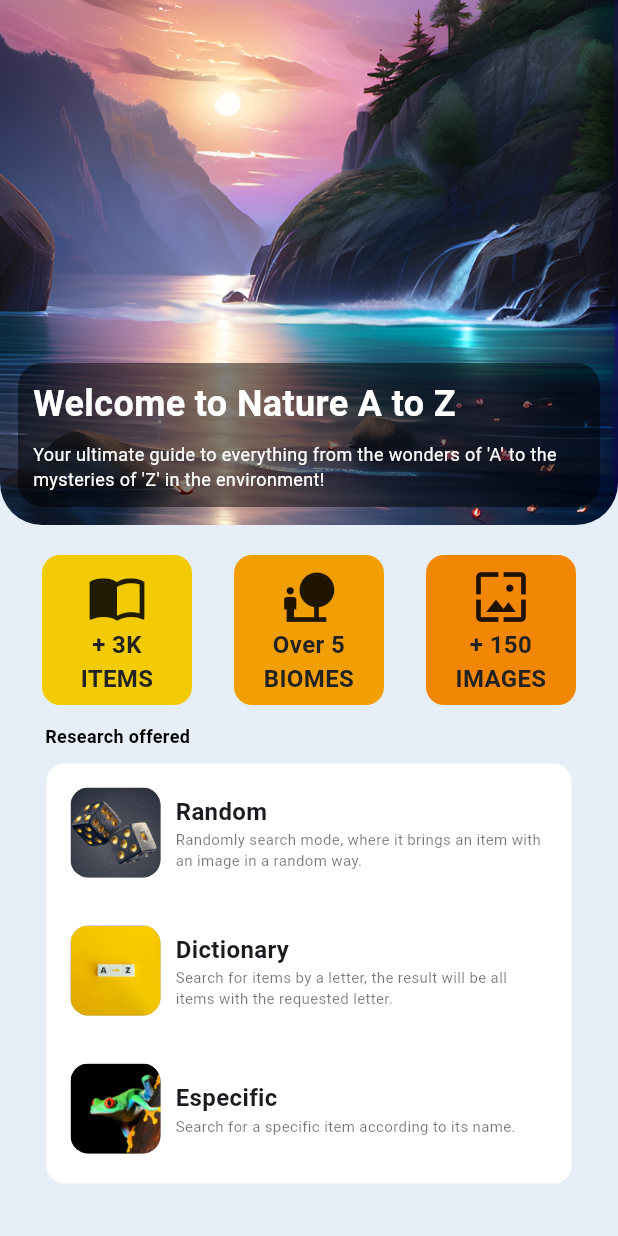
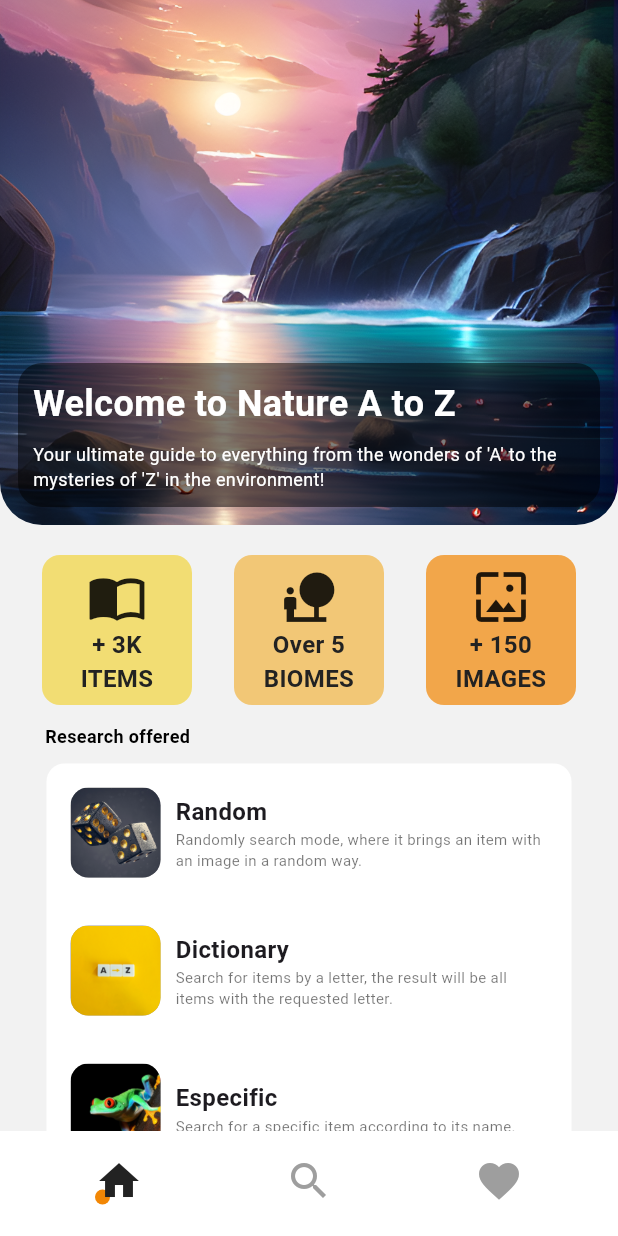
Before and after one commit to gusperandio/nature_flutter, a Flutter app: the screen it shows after launch, after a tap on "Start", on a phone screen of 412 x 824 dp. Run offline on Flutter 3.47's test engine with Material 3 defaults, Android fonts, the phone set to English and light mode, and no system bars; our stand-ins replace flutter_svg.

Commit message:
Bottom bar

```diff
--- a/lib/pages/home_screen.dart
+++ b/lib/pages/home_screen.dart
@@ -6,8 +6,6 @@ import 'dart:math';
 
 class HomeScreen extends StatelessWidget {
   const HomeScreen({super.key});
-
-  void stringsTrative() {}
 
   @override
   Widget build(BuildContext context) {
@@ -32,8 +30,8 @@ class HomeScreen extends StatelessWidget {
 
     return Scaffold(
         body: Container(
-      color: const Color(0xFFE6EFF8),
-      child: Column(
+      color: const Color(0xFFF2F2F2),
+      child:  Column(
         children: [
           Stack(
             children: [
@@ -97,7 +95,7 @@ class HomeScreen extends StatelessWidget {
                   width: 100,
                   height: 100,
                   decoration: BoxDecoration(
-                      color: const Color(0xFFF2CB05),
+                      color: const Color.fromARGB(137, 242, 203, 5),
                       borderRadius: BorderRadius.circular(12)),
                   child: Column(
                     children: [
@@ -120,7 +118,7 @@ class HomeScreen extends StatelessWidget {
                   width: 100,
                   height: 100,
                   decoration: BoxDecoration(
-                      color: const Color(0xFFF29F05),
+                      color: Color.fromARGB(133, 242, 159, 5),
                       borderRadius: BorderRadius.circular(12)),
                   child: Column(
                     children: [
@@ -143,7 +141,7 @@ class HomeScreen extends StatelessWidget {
                   width: 100,
                   height: 100,
                   decoration: BoxDecoration(
-                      color: const Color(0xFFF28705),
+                      color: Color.fromARGB(181, 242, 135, 5),
                       borderRadius: BorderRadius.circular(12)),
                   child: Column(
                     children: [
@@ -166,7 +164,7 @@ class HomeScreen extends StatelessWidget {
             ),
           ),
           Padding(
-            padding: EdgeInsets.fromLTRB(30.0, 12.0, 12.0, 10.0),
+            padding: const EdgeInsets.fromLTRB(30.0, 12.0, 12.0, 10.0),
             child: Align(
               alignment: Alignment.centerLeft,
               child: Text(
--- /dev/null
+++ b/lib/pages/like_screen.dart
@@ -0,0 +1,12 @@
+import 'package:flutter/material.dart';
+
+class LikeScreen extends StatelessWidget {
+  @override
+  Widget build(BuildContext context) {
+    return Scaffold(
+      body: Container(
+        color: const Color(0xFFF2F2F2),
+      ),
+    );
+  }
+}
--- /dev/null
+++ b/lib/pages/main_screen.dart
@@ -0,0 +1,111 @@
+import 'package:flutter/material.dart';
+import 'package:natureatoz/pages/home_screen.dart';
+import 'package:natureatoz/pages/search_screen.dart';
+import 'package:natureatoz/pages/like_screen.dart';
+
+class MainScreen extends StatefulWidget {
+  @override
+  _MainScreenState createState() => _MainScreenState();
+}
+
+class Page1 extends StatelessWidget {
+  const Page1({super.key});
+
+  @override
+  Widget build(BuildContext context) {
+    return const HomeScreen();
+  }
+}
+
+class Page2 extends StatelessWidget {
+  const Page2({super.key});
+
+  @override
+  Widget build(BuildContext context) {
+    return SearchScreen();
+  }
+}
+
+class Page3 extends StatelessWidget {
+  const Page3({super.key});
+
+  @override
+  Widget build(BuildContext context) {
+    return LikeScreen();
+  }
+}
+
+class _MainScreenState extends State<MainScreen> {
+  int _selectedIndex = 0;
+
+  static final List<Widget> _widgetOptions = <Widget>[
+    Page1(),
+    Page2(),
+    Page3(),
+  ];
+
+  void _onItemTapped(int index) {
+    setState(() {
+      _selectedIndex = index;
+    });
+  }
+
+  Widget _buildBarItem(IconData icon, int index) {
+    return GestureDetector(
+      onTap: () {
+        _onItemTapped(index);
+      },
+      child: Column(
+        mainAxisAlignment: MainAxisAlignment.center,
+        children: [
+          Stack(
+            children: [
+              if (_selectedIndex == index)
+                Positioned(
+                  bottom: 0,
+                  left: 0,
+                  child: Container(
+                    width: 10,
+                    height: 10,
+                    decoration: const BoxDecoration(
+                      shape: BoxShape.circle,
+                      color: Color(0xFFf28705),
+                    ),
+                  ),
+                ),
+              Icon(
+                size: 32,
+                icon,
+                color: _selectedIndex == index
+                    ? const Color(0xFF222222)
+                    : Colors.grey,
+              ),
+            ],
+          ),
+          const SizedBox(height: 4),
+        ],
+      ),
+    );
+  }
+
+  @override
+  Widget build(BuildContext context) {
+    return Scaffold(
+      body:
+      _widgetOptions.elementAt(_selectedIndex),
+      bottomNavigationBar: SizedBox(
+        height: 70,
+        child: BottomAppBar(
+        color: Colors.white,
+        child: Row(
+          mainAxisAlignment: MainAxisAlignment.spaceAround,
+          children: <Widget>[
+            _buildBarItem(Icons.home, 0),
+            _buildBarItem(Icons.search, 1),
+            _buildBarItem(Icons.favorite, 2),
+          ],
+        ),
+      )),
+    );
+  }
+}
--- /dev/null
+++ b/lib/pages/search_screen.dart
@@ -0,0 +1,12 @@
+import 'package:flutter/material.dart';
+
+class SearchScreen extends StatelessWidget {
+  @override
+  Widget build(BuildContext context) {
+    return Scaffold(
+      body: Container(
+        color: const Color(0xFFF2F2F2),
+      ),
+    );
+  }
+}
--- a/lib/pages/splash_screen.dart
+++ b/lib/pages/splash_screen.dart
@@ -1,6 +1,6 @@
 import 'package:flutter/material.dart';
 import 'package:flutter/services.dart';
-import 'package:natureatoz/pages/home_screen.dart';
+import 'package:natureatoz/pages/main_screen.dart';
 import 'package:flutter_svg/flutter_svg.dart';
 import 'package:natureatoz/providers/language_provider.dart';
 import 'package:provider/provider.dart';
@@ -46,22 +46,21 @@ class _SplashScreenState extends State<SplashScreen>
     );
 
     _fadeAnimation = Tween<double>(
-      begin: 0.0, // completamente transparente
-      end: 1.0, // totalmente visível
+      begin: 0.0,
+      end: 1.0,
     ).animate(
       CurvedAnimation(
         parent: _controller,
-        curve: Curves
-            .easeInOut, // inicia o fade-in antes da animação de deslocamento
+        curve: Curves.easeInOut,
       ),
     );
 
     _offsetAnimation = Tween<Offset>(
-      begin: const Offset(0, 1), // posição inicial (abaixo)
-      end: const Offset(0, -120), // posição final (no topo)
+      begin: const Offset(0, 1),
+      end: const Offset(0, -120),
     ).animate(CurvedAnimation(
       parent: _controller,
-      curve: Curves.easeInOut, // curva de animação
+      curve: Curves.easeInOut,
     ));
 
     _controller.forward();
@@ -88,7 +87,7 @@ class _SplashScreenState extends State<SplashScreen>
         .read<LanguageProvider>()
         .changeLanguage(newLanguage: selectedLanguage);
     Navigator.of(context)
-        .pushReplacement(MaterialPageRoute(builder: (_) => const HomeScreen()));
+        .pushReplacement(MaterialPageRoute(builder: (_) => MainScreen()));
   }
 
   @override
```
